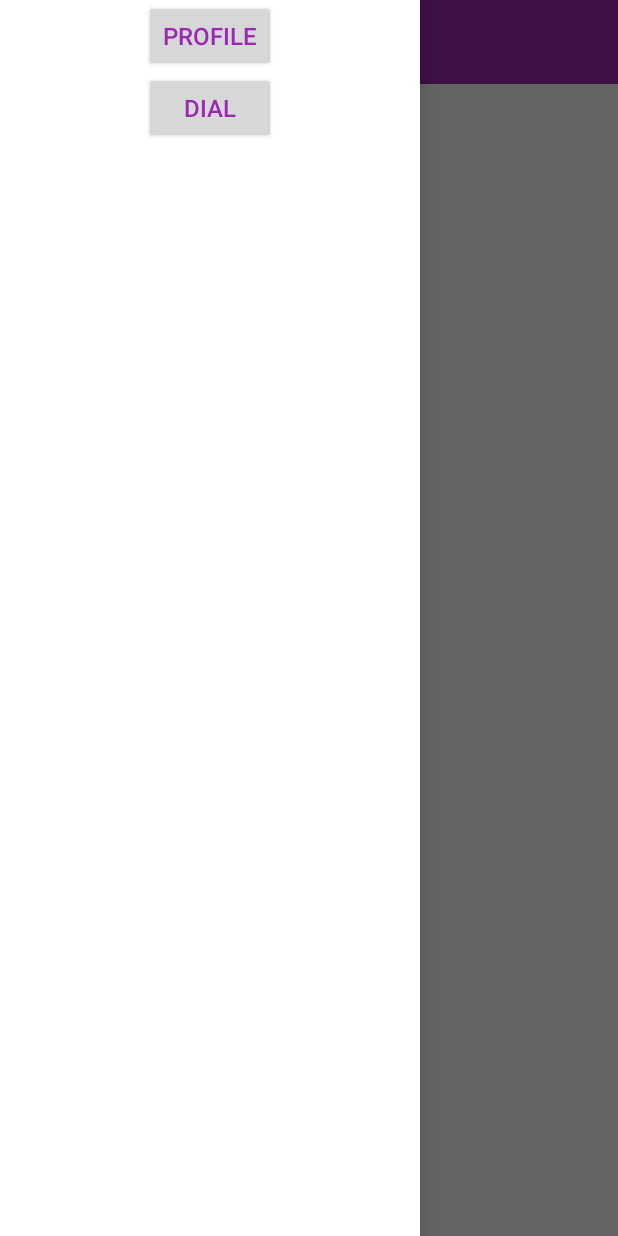
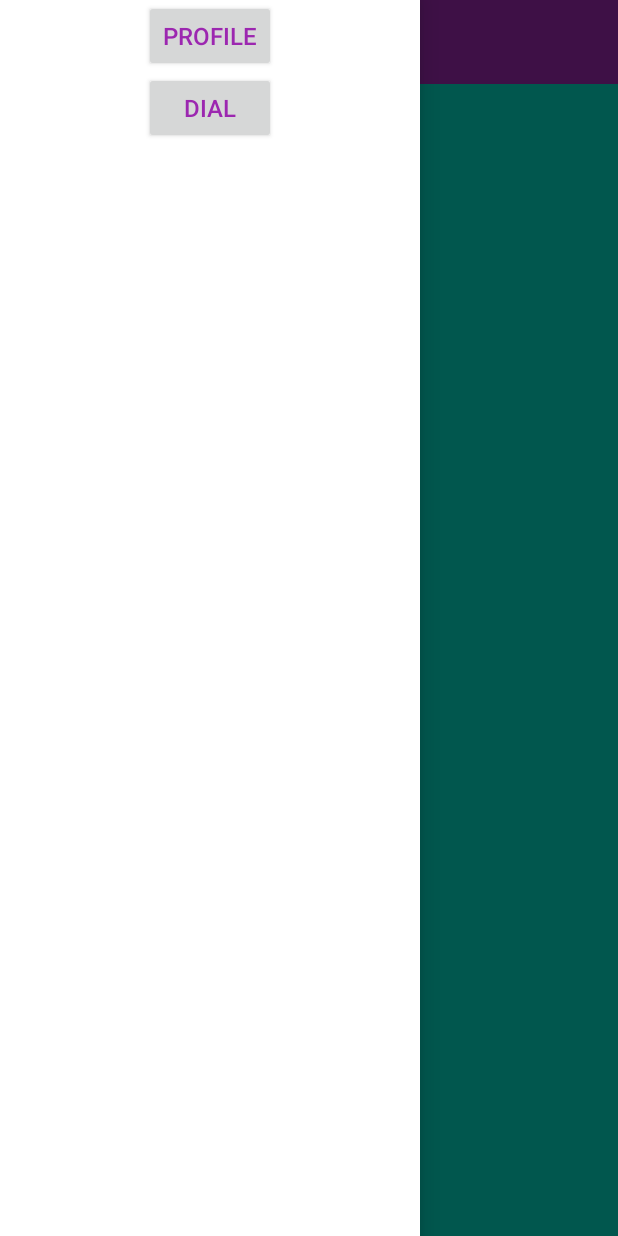
Before and after one commit to holymoon/SematecHolyDrawerMenu, an Android app: the screen it shows after launch (MainActivity), on a phone screen of 412 x 824 dp. Run offline under Robolectric (Android 15) with nearby library versions, the phone set to English and light mode, and no system bars.

Commit message:
add some changes in layouts

```diff
--- a/app/src/main/res/layout/activity_dial.xml
+++ b/app/src/main/res/layout/activity_dial.xml
@@ -4,6 +4,7 @@
     android:layout_width="match_parent"
     android:layout_height="match_parent"
     android:orientation="vertical"
+    android:background="@color/colorBlue"
     tools:context=".DialActivity">
     <EditText
         android:layout_width="match_parent"
--- a/app/src/main/res/layout/activity_main.xml
+++ b/app/src/main/res/layout/activity_main.xml
@@ -8,7 +8,8 @@
     <LinearLayout
         android:layout_width="match_parent"
         android:layout_height="match_parent"
-        android:gravity="left">
+        android:gravity="left"
+        android:background="@color/colorBlue">
 
         <androidx.appcompat.widget.Toolbar
             android:id="@+id/tb_toolbarmain"
--- a/app/src/main/res/layout/activity_represent.xml
+++ b/app/src/main/res/layout/activity_represent.xml
@@ -4,7 +4,8 @@
     android:layout_width="match_parent"
     android:layout_height="match_parent"
     android:orientation="vertical"
-    tools:context=".RepresentActivity">
+    tools:context=".RepresentActivity"
+    android:background="@color/colorBlue">
     <LinearLayout
         android:layout_width="match_parent"
         android:layout_height="wrap_content"
--- a/app/src/main/res/layout/activity_review.xml
+++ b/app/src/main/res/layout/activity_review.xml
@@ -4,6 +4,7 @@
     android:layout_width="match_parent"
     android:layout_height="match_parent"
     android:orientation="vertical"
+    android:background="@color/colorBlue"
     tools:context=".ReviewActivity">
     <EditText
         android:id="@+id/edtName"
--- a/app/src/main/res/values/colors.xml
+++ b/app/src/main/res/values/colors.xml
@@ -5,5 +5,5 @@
     <color name="colorAccent">#D81B60</color>
     <color name="colorPurple">#9C27B0</color>
     <color name="colorWhite">#ffffff</color>
-    <color name="colorBlue">#0336FF</color>
+    <color name="colorBlue">#03DAC5</color>
 </resources>
```
